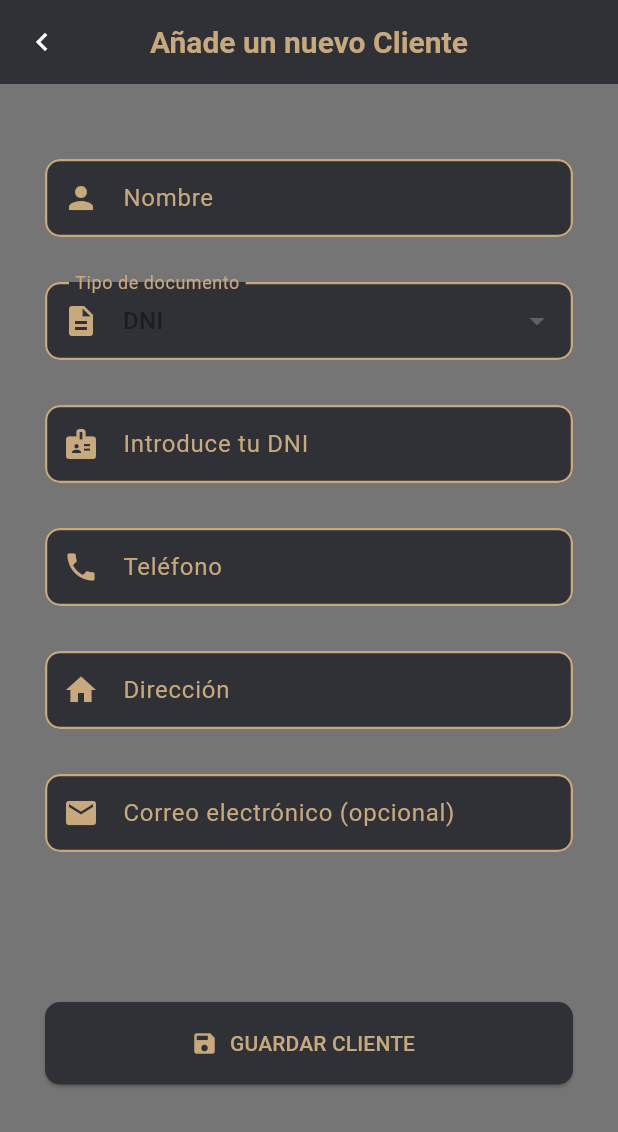
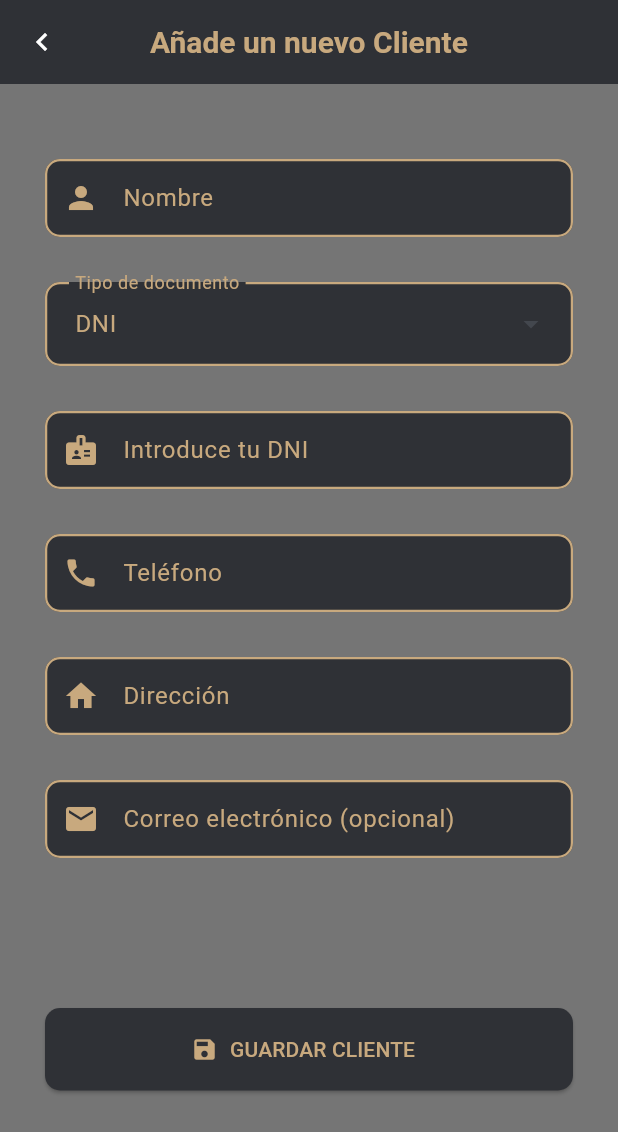
Before and after one commit to javiniieves/rebooty_repair, a Flutter app: the PantallaAnyadirClientes screen opened by its route, on a phone screen of 412 x 824 dp. Shown: the top 1132 px of the screen. Run offline on Flutter 3.47's test engine with Material 3 defaults, Android fonts, the phone set to English and light mode, and no system bars; our stand-ins replace email_validator, file_picker, flutter_colorpicker, image_picker, share_plus, sqflite and 2 more; accounts and stored records are empty.

Commit message:
modificacion de los colores, alteracion del tema para mejorar el apartado visual

```diff
--- a/lib/AppTheme.dart
+++ b/lib/AppTheme.dart
@@ -26,6 +26,7 @@
 
     textTheme: const TextTheme(
       bodyMedium: TextStyle(fontSize: 16, color: Color(0xFFC8A97E)),
+      bodyLarge: TextStyle(fontSize: 16, color: Color(0xFFC8A97E)),
       titleLarge: TextStyle(fontSize: 24, fontWeight: FontWeight.bold, color: Color(0xFFC8A97E)),
     ),
 
@@ -45,19 +46,13 @@
     ),
 
     dialogTheme: DialogThemeData(
-      backgroundColor: const Color(0xFF2F3136), // fondo madera
+      backgroundColor: const Color(0xFF2F3136),
+      // fondo madera
       shape: RoundedRectangleBorder(
         borderRadius: BorderRadius.circular(20), // bordes redondeados
       ),
-      titleTextStyle: const TextStyle(
-        color: Color(0xFFC8A97E),
-        fontSize: 20,
-        fontWeight: FontWeight.bold,
-      ),
-      contentTextStyle: const TextStyle(
-        color: Color(0xFFC8A97E),
-        fontSize: 16,
-      ),
+      titleTextStyle: const TextStyle(color: Color(0xFFC8A97E), fontSize: 20, fontWeight: FontWeight.bold),
+      contentTextStyle: const TextStyle(color: Color(0xFFC8A97E), fontSize: 16),
       elevation: 8, // sombra del dialog
     ),
 
@@ -77,6 +72,12 @@
     ),
 
     dropdownMenuTheme: const DropdownMenuThemeData(
+      textStyle: TextStyle(color: Color(0xFFC8A97E)),
+      inputDecorationTheme: InputDecorationTheme(
+        filled: true,
+        fillColor: Color(0xFF2F3136),
+        border: OutlineInputBorder(borderRadius: BorderRadius.all(Radius.circular(10))),
+      ),
       menuStyle: MenuStyle(
         backgroundColor: WidgetStatePropertyAll(
           Color(0xFF2F3136), // fondo del menú
@@ -92,7 +93,6 @@
       textColor: Color(0xFFC8A97E), // color de texto
       iconColor: Color(0xFF3A7D44), // color de íconos
       selectedColor: Color(0xFF3A7D44), // color al seleccionar
-      //contentPadding: EdgeInsets.symmetric(horizontal: 16, vertical: 8),
     ),
 
     inputDecorationTheme: InputDecorationTheme(
--- a/lib/screens/anyadir/anyadir_clientes.dart
+++ b/lib/screens/anyadir/anyadir_clientes.dart
@@ -86,23 +86,22 @@
                 const SizedBox(height: 30),
 
                 // Selector del tipo de documento
-                DropdownButtonFormField<String>(
-                  value: _tipoDocumentoSeleccionado,
-                  decoration: InputDecoration(
-                    labelText: "Tipo de documento",
-                    prefixIcon: const Icon(Icons.description),
-                    border: OutlineInputBorder(borderRadius: BorderRadius.circular(10)),
-                  ),
-                  items: ["DNI", "NIE", "Pasaporte"].map((String tipo) {
-                    return DropdownMenuItem(
+                DropdownMenuFormField<String>(
+                  width: double.infinity,
+                  initialSelection: _tipoDocumentoSeleccionado,
+                  leadingIcon: const Icon(Icons.description),
+                  label: const Text("Tipo de documento"),
+                  dropdownMenuEntries: ["DNI", "NIE", "Pasaporte"].map((tipo) {
+                    return DropdownMenuEntry(
                       value: tipo,
-                      child: Text(tipo),
+                      label: tipo,
+                      labelWidget: Text(tipo, style: const TextStyle(color: Color(0xFFC8A97E))),
                     );
                   }).toList(),
-                  onChanged: (nuevoValor) {
+                  onSelected: (nuevoValor) {
                     setState(() {
                       _tipoDocumentoSeleccionado = nuevoValor!;
-                      _dniController.clear(); // Limpiamos al cambiar de tipo de documento
+                      _dniController.clear();
                     });
                   },
                 ),
```
Also changed, not shown: lib/screens/detalles/detalles_alquiler.dart (+18 -14 lines), lib/screens/detalles/detalles_cliente.dart (+35 -19 lines).
